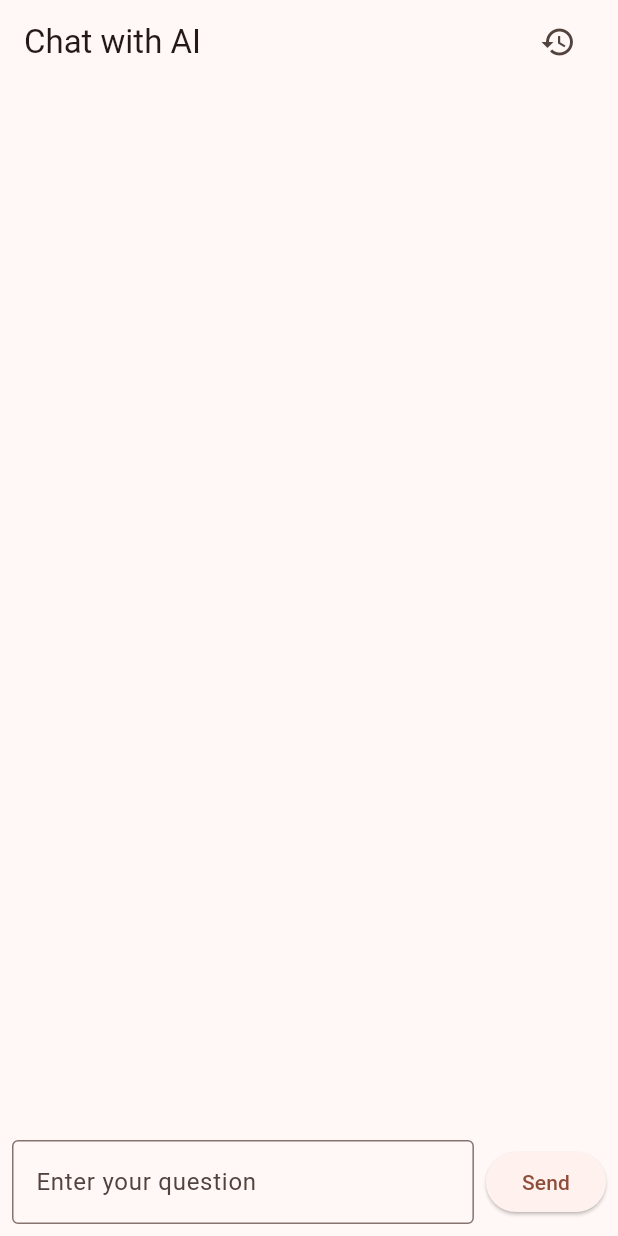
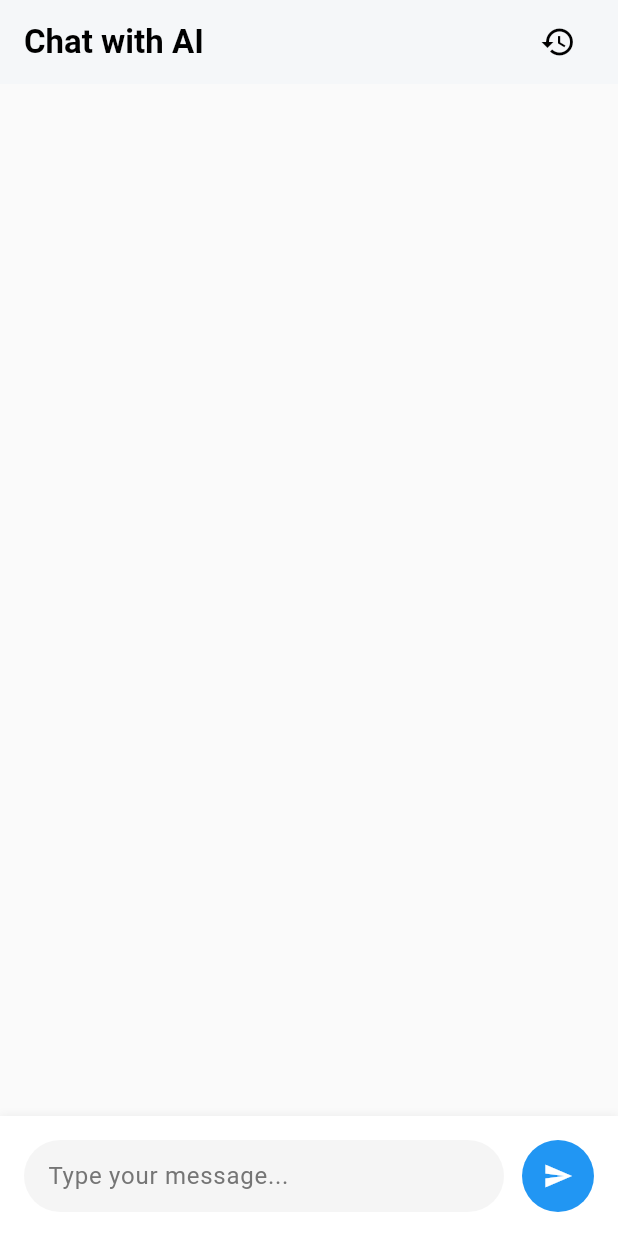
Before and after one commit to seamusapple/test_ask_demo, a Flutter app: the screen it shows after launch, on a phone screen of 412 x 824 dp. Run offline on Flutter 3.47's test engine with Material 3 defaults, Android fonts, the phone set to English and light mode, and no system bars; missing offline and left inert: flutter_inappwebview, markdown_widget.

Commit message:
Implement improvements to chat message rendering and user interface responsiveness

```diff
--- a/lib/main.dart
+++ b/lib/main.dart
@@ -44,7 +44,15 @@ class MyApp extends StatelessWidget {
       title: 'Chat with AI',
       theme: ThemeData(
         useMaterial3: true,
-        colorScheme: ColorScheme.fromSeed(seedColor: Colors.deepOrange),
+        colorScheme: ColorScheme.fromSeed(
+          seedColor: Colors.blue,
+          brightness: Brightness.light,
+        ),
+        appBarTheme: AppBarTheme(
+          backgroundColor: Colors.white,
+          foregroundColor: Colors.black,
+          elevation: 1,
+        ),
       ),
       home: ChatPage(),
     );
@@ -337,15 +345,21 @@ This chart shows a simple data series with line and markers.
 
   @override
   Widget build(BuildContext context) {
+    final theme = Theme.of(context);
+
     return Scaffold(
+      backgroundColor: Colors.grey[50],
       appBar: AppBar(
-        title: Text('Chat with AI'),
+        title: Text(
+          'Chat with AI',
+          style: TextStyle(fontWeight: FontWeight.w600),
+        ),
         actions: [
           Padding(
             padding: EdgeInsets.only(right: 16.0),
             child: Builder(
               builder:
-                  (BuildContext context) => IconButton(
+                  (context) => IconButton(
                     icon: Icon(Icons.history),
                     onPressed: () => Scaffold.of(context).openEndDrawer(),
                     tooltip: 'Question History',
@@ -354,7 +368,187 @@ This chart shows a simple data series with line and markers.
           ),
         ],
       ),
-      endDrawer: Drawer(
+      endDrawer: _buildHistoryDrawer(),
+      body: Column(
+        children: [
+          Expanded(
+            child: ListView.builder(
+              controller: _scrollController,
+              padding: EdgeInsets.symmetric(horizontal: 16.0, vertical: 8.0),
+              itemCount: _messages.length,
+              itemBuilder: (context, index) {
+                final message = _messages[index];
+                final isUser = message['sender'] == 'user';
+
+                // Keep height measurement logic
+                WidgetsBinding.instance.addPostFrameCallback((_) {
+                  if (index < _messageKeys.length &&
+                      _messageKeys[index].currentContext != null) {
+                    final RenderBox box =
+                        _messageKeys[index].currentContext!.findRenderObject()
+                            as RenderBox;
+                    _updateMessageHeight(index, box.size.height);
+                  }
+                });
+
+                return Padding(
+                  padding: EdgeInsets.only(
+                    top: 8.0,
+                    bottom: 8.0,
+                    left: isUser ? 48.0 : 0,
+                    right: isUser ? 0 : 48.0,
+                  ),
+                  child: Row(
+                    mainAxisAlignment:
+                        isUser
+                            ? MainAxisAlignment.end
+                            : MainAxisAlignment.start,
+                    crossAxisAlignment: CrossAxisAlignment.start,
+                    children: [
+                      if (!isUser) _buildAvatar(false),
+                      if (!isUser) SizedBox(width: 8),
+                      Flexible(
+                        child: Column(
+                          crossAxisAlignment:
+                              isUser
+                                  ? CrossAxisAlignment.end
+                                  : CrossAxisAlignment.start,
+                          children: [
+                            Container(
+                              key: _messageKeys[index],
+                              padding: EdgeInsets.all(12.0),
+                              decoration: BoxDecoration(
+                                color:
+                                    isUser
+                                        ? theme.colorScheme.primary.withOpacity(
+                                          0.1,
+                                        )
+                                        : Colors.white,
+                                borderRadius: BorderRadius.only(
+                                  topLeft: Radius.circular(isUser ? 16 : 4),
+                                  topRight: Radius.circular(isUser ? 4 : 16),
+                                  bottomLeft: Radius.circular(16),
+                                  bottomRight: Radius.circular(16),
+                                ),
+                                boxShadow: [
+                                  BoxShadow(
+                                    color: Colors.black.withOpacity(0.05),
+                                    blurRadius: 4,
+                                    offset: Offset(0, 2),
+                                  ),
+                                ],
+                              ),
+                              child: _buildMessageContent(
+                                message['text']!,
+                                isUser,
+                              ),
+                            ),
+                            Padding(
+                              padding: EdgeInsets.only(
+                                top: 4.0,
+                                left: 4.0,
+                                right: 4.0,
+                              ),
+                              child: Text(
+                                DateTime.now().toString().substring(11, 16),
+                                style: TextStyle(
+                                  fontSize: 11,
+                                  color: Colors.grey[600],
+                                ),
+                              ),
+                            ),
+                          ],
+                        ),
+                      ),
+                      if (isUser) SizedBox(width: 8),
+                      if (isUser) _buildAvatar(true),
+                    ],
+                  ),
+                );
+              },
+            ),
+          ),
+          _buildInputArea(),
+        ],
+      ),
+    );
+  }
+
+  Widget _buildAvatar(bool isUser) {
+    return Container(
+      width: 32,
+      height: 32,
+      decoration: BoxDecoration(
+        color: isUser ? Colors.blue[100] : Colors.grey[200],
+        shape: BoxShape.circle,
+      ),
+      child: Icon(
+        isUser ? Icons.person : Icons.android,
+        size: 16,
+        color: isUser ? Colors.blue[900] : Colors.grey[800],
+      ),
+    );
+  }
+
+  Widget _buildInputArea() {
+    return Container(
+      padding: EdgeInsets.all(16.0),
+      decoration: BoxDecoration(
+        color: Colors.white,
+        boxShadow: [
+          BoxShadow(
+            color: Colors.black.withOpacity(0.05),
+            offset: Offset(0, -1),
+            blurRadius: 4,
+          ),
+        ],
+      ),
+      child: SafeArea(
+        child: Row(
+          children: [
+            Expanded(
+              child: Container(
+                decoration: BoxDecoration(
+                  color: Colors.grey[100],
+                  borderRadius: BorderRadius.circular(24.0),
+                ),
+                child: TextField(
+                  controller: _controller,
+                  decoration: InputDecoration(
+                    hintText: 'Type your message...',
+                    hintStyle: TextStyle(color: Colors.grey[600]),
+                    border: InputBorder.none,
+                    contentPadding: EdgeInsets.symmetric(
+                      horizontal: 16.0,
+                      vertical: 12.0,
+                    ),
+                  ),
+                  onSubmitted: (text) {
+                    if (text.isNotEmpty) _sendMessage();
+                  },
+                ),
+              ),
+            ),
+            SizedBox(width: 12),
+            Container(
+              decoration: BoxDecoration(
+                color: Colors.blue,
+                shape: BoxShape.circle,
+              ),
+              child: IconButton(
+                onPressed: _sendMessage,
+                icon: Icon(Icons.send, color: Colors.white, size: 20),
+                padding: EdgeInsets.all(12),
+              ),
+            ),
+          ],
+        ),
+      ),
+    );
+  }
+
+  Widget _buildHistoryDrawer() {
+    return Drawer(
       child: Column(
         children: [
           DrawerHeader(
@@ -393,80 +587,15 @@ This chart shows a simple data series with line and markers.
           ),
         ],
       ),
-      ),
-      body: Column(
-        children: [
-          Expanded(
-            child: ListView.builder(
-              controller: _scrollController,
-              padding: const EdgeInsets.all(8.0),
-              itemCount: _messages.length,
-              itemBuilder: (context, index) {
-                final message = _messages[index];
-                final isUser = message['sender'] == 'user';
+    );
+  }
 
-                // Measure message height
-                WidgetsBinding.instance.addPostFrameCallback((_) {
-                  if (index < _messageKeys.length &&
-                      _messageKeys[index].currentContext != null) {
-                    final RenderBox box =
-                        _messageKeys[index].currentContext!.findRenderObject()
-                            as RenderBox;
-                    final height = box.size.height;
+  void _updateMessageHeight(int index, double height) {
     if (_messageHeights[index] != height) {
       setState(() {
         _messageHeights[index] = height;
       });
     }
-                  }
-                });
-
-                return Align(
-                  alignment:
-                      isUser ? Alignment.centerRight : Alignment.centerLeft,
-                  child: Container(
-                    key: _messageKeys[index],
-                    margin: const EdgeInsets.symmetric(vertical: 4.0),
-                    padding: const EdgeInsets.all(12.0),
-                    constraints: BoxConstraints(
-                      maxWidth: MediaQuery.of(context).size.width * 0.8,
-                    ),
-                    decoration: BoxDecoration(
-                      color: isUser ? Colors.blue[100] : Colors.grey[300],
-                      borderRadius: BorderRadius.circular(12.0),
-                    ),
-                    child: _buildMessageContent(message['text']!, isUser),
-                  ),
-                );
-              },
-            ),
-          ),
-          Padding(
-            padding: const EdgeInsets.all(8.0),
-            child: Row(
-              children: [
-                Expanded(
-                  child: TextField(
-                    controller: _controller,
-                    decoration: InputDecoration(
-                      labelText: 'Enter your question',
-                      border: OutlineInputBorder(),
-                    ),
-                    onSubmitted: (text) {
-                      if (text.isNotEmpty) {
-                        _sendMessage();
-                      }
-                    },
-                  ),
-                ),
-                SizedBox(width: 8),
-                ElevatedButton(onPressed: _sendMessage, child: Text('Send')),
-              ],
-            ),
-          ),
-        ],
-      ),
-    );
   }
 
   Widget _buildPlotly(String jsonData) {
```
Lines whose indentation alone changed are shown as unchanged.
